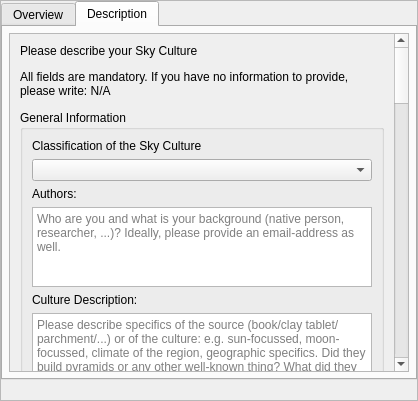
Before: the Qt Designer form plugins/SkyCultureMaker/src/gui/scmSkyCultureDialog.ui in Stellarium/stellarium, drawn with Qt 5.
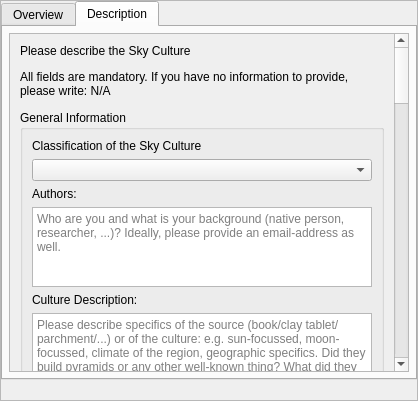
After: the same form once the commit is applied. The open tabs and pages were chosen to show the change. Custom widgets are drawn as their Qt base class.

Commit message: [skip ci] more ui improvements

```diff
--- a/plugins/SkyCultureMaker/src/gui/scmSkyCultureDialog.ui
+++ b/plugins/SkyCultureMaker/src/gui/scmSkyCultureDialog.ui
@@ -325,7 +325,7 @@
               <item>
                <widget class="QLabel" name="descriptionTabLbl">
                 <property name="text">
-                 <string>Please describe your Sky Culture</string>
+                 <string>Please describe the Sky Culture</string>
                 </property>
                 <property name="wordWrap">
                  <bool>true</bool>
```
Left out of the diff: 2 changed lines with no effect on the pictures. The commit also changes 5 other files.
